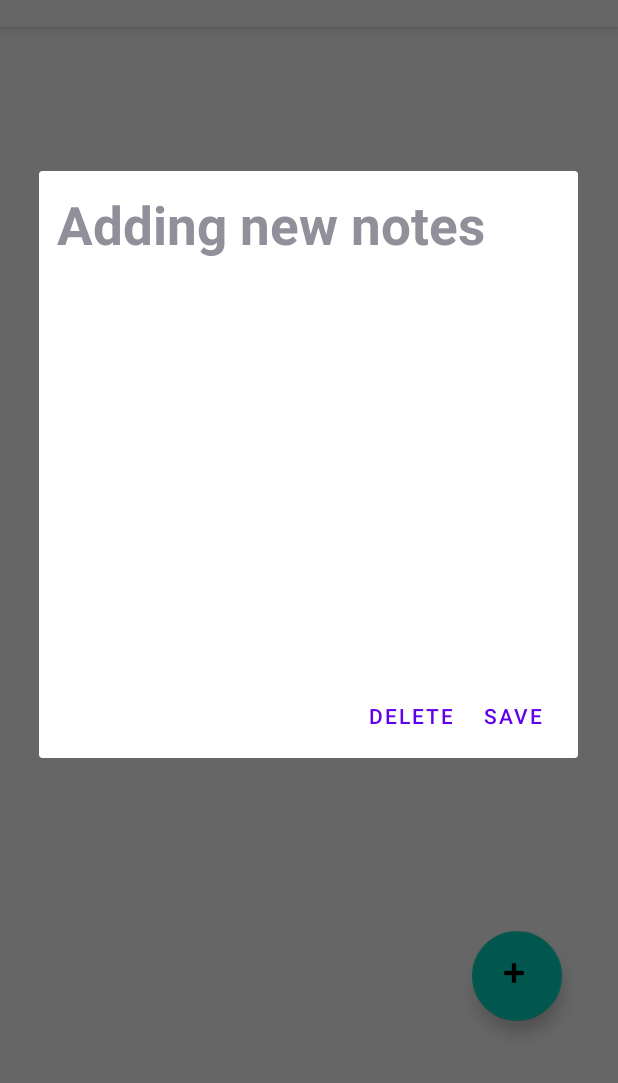
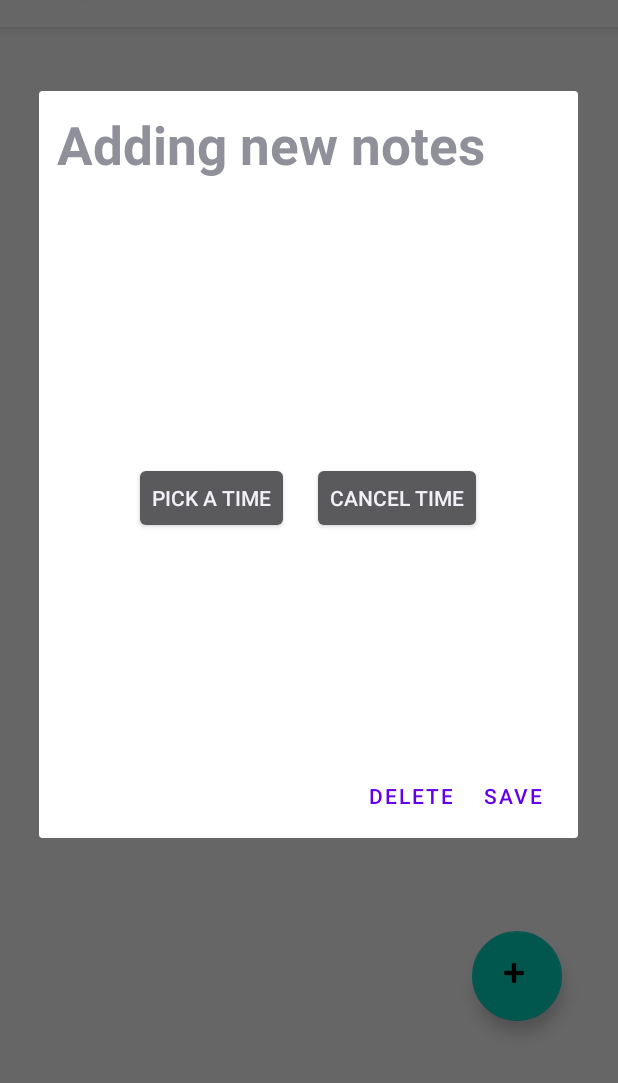
Before and after one commit to shalenMathew/Pen-n-Paper---A-notes-app, an Android app: the screen it shows after launch (HomeActivity), after a tap on an icon or button, on a phone screen of 412 x 824 dp, the part 153-1236 px from its top. Run offline under Robolectric (Android 15) with nearby library versions, the phone set to English and light mode, and no system bars; our stand-ins replace Room's generated code.

Commit message:
updated commit

```diff
--- a/app/src/main/AndroidManifest.xml
+++ b/app/src/main/AndroidManifest.xml
@@ -2,6 +2,8 @@
 <manifest xmlns:android="http://schemas.android.com/apk/res/android"
     xmlns:tools="http://schemas.android.com/tools">
 
+    <uses-permission android:name="android.permission.POST_NOTIFICATIONS" />
+    <uses-permission android:name="android.permission.SCHEDULE_EXACT_ALARM" />
     <application
         android:allowBackup="true"
         android:dataExtractionRules="@xml/data_extraction_rules"
@@ -32,6 +34,7 @@
                 android:name="android.app.lib_name"
                 android:value="" />
         </activity>
+        <receiver android:name=".BroadcastReceiver"/>
     </application>
 
 </manifest>
--- a/app/src/main/java/com/example/pennpaper/HomeActivity.java
+++ b/app/src/main/java/com/example/pennpaper/HomeActivity.java
@@ -2,40 +2,55 @@ package com.example.pennpaper;
 
 import androidx.appcompat.app.AlertDialog;
 import androidx.appcompat.app.AppCompatActivity;
+import androidx.fragment.app.DialogFragment;
 import androidx.recyclerview.widget.LinearLayoutManager;
 import androidx.recyclerview.widget.RecyclerView;
 import androidx.room.Room;
 
 import android.annotation.SuppressLint;
+import android.app.AlarmManager;
+import android.app.PendingIntent;
+import android.app.TimePickerDialog;
 import android.content.Context;
 import android.content.DialogInterface;
+import android.content.Intent;
 import android.os.Bundle;
 import android.os.Handler;
 import android.os.Looper;
-import android.provider.ContactsContract;
 import android.text.TextUtils;
 import android.view.LayoutInflater;
 import android.view.View;
+import android.widget.Button;
 import android.widget.EditText;
 import android.widget.TextView;
 import android.widget.Toast;
 
+import com.example.pennpaper.Alarm.BroadcastReceiver;
+import com.example.pennpaper.Alarm.TimePicker;
 import com.example.pennpaper.adapter.RecycleAdapter;
 import com.example.pennpaper.db.DataBase;
 
 import com.example.pennpaper.entity.DataDetails;
 import com.google.android.material.floatingactionbutton.FloatingActionButton;
 
+import java.text.DateFormat;
 import java.util.ArrayList;
+import java.util.Calendar;
 import java.util.concurrent.ExecutorService;
 import java.util.concurrent.Executors;
 
-public class HomeActivity extends AppCompatActivity {
+public class HomeActivity extends AppCompatActivity implements TimePickerDialog.OnTimeSetListener {
 
 private RecyclerView recyclerView;
 private RecycleAdapter recycleAdapter;
 private ArrayList<DataDetails> dataDetailsArrayList = new ArrayList<>();
 private DataBase dataBase;
+
+private  static final int REQUEST_CODE = 1;
+
+
+    TextView timeTitle ;
+
 
 
 
@@ -49,8 +64,31 @@ private DataBase dataBase;
         // recycle view
         recyclerView = findViewById(R.id.recycler_view_contacts);
 
+
+//        cancelATime =  findViewById(R.id.cancelTime);
+
+
+//        pickATime.setOnClickListener(new View.OnClickListener() {
+//            @Override
+//            public void onClick(View v) {
+//                DialogFragment timePicker = new TimePicker();
+//                timePicker.show(getSupportFragmentManager(),"time picker");
+//            }
+//        });
+
+
+//        cancelATime.setOnClickListener(new View.OnClickListener() {
+//            @Override
+//            public void onClick(View v) {
+//                cancelTime();
+//            }
+//        });
+
         // database
-      dataBase = Room.databaseBuilder(getApplicationContext(),DataBase.class,"dataDB").allowMainThreadQueries().build();
+      dataBase = Room.databaseBuilder(getApplicationContext(),DataBase.class,"dataDB")
+              .allowMainThreadQueries()
+              .fallbackToDestructiveMigration()  // we have to increase the version and add this code whenever we make changes in database
+              .build();
 
         // showing all data
      DisplayAllDataInBackground();
@@ -59,6 +97,9 @@ private DataBase dataBase;
         recycleAdapter = new RecycleAdapter(this,dataDetailsArrayList,HomeActivity.this);
         recyclerView.setLayoutManager(new LinearLayoutManager(getApplicationContext()));
         recyclerView.setAdapter(recycleAdapter);
+
+
+
 
         FloatingActionButton fab;
         fab = (FloatingActionButton) findViewById(R.id.floatingActionButton);
@@ -70,13 +111,26 @@ private DataBase dataBase;
         });
     }
 
+//public void btn1Listner(View view){
+//
+//
+//
+//if(view.getId() == view.getId(R.id.pickTime)) {
+//    DialogFragment timePicker = new TimePicker();
+//    timePicker.show(getSupportFragmentManager(), "time picker");
+//}else  if (view.getId() == R.id.cancelTime){
+//    cancelTime();
+//}
+//
+//}
+
     private void DisplayAllDataInBackground() {
         ExecutorService executorService = Executors.newSingleThreadExecutor();
         Handler handler = new Handler(Looper.getMainLooper());
 
      dataDetailsArrayList.addAll(dataBase.getDataDao().getAllData());
 
-     // now notifying new data which was added
+//      now notifying new data which was added
         handler.post(new Runnable() {
             @Override
             public void run() {
@@ -102,6 +156,28 @@ private DataBase dataBase;
         EditText tagTitle = view.findViewById(R.id.addTag);
         EditText dateTitle = view.findViewById(R.id.addDate);
         EditText descriptionTitle = view.findViewById(R.id.addDescription);
+        timeTitle = view.findViewById(R.id.addTime);
+        Button pickATime = view.findViewById(R.id.pickTime);
+        Button cancelTime = view.findViewById(R.id.cancelTime);
+
+        pickATime.setOnClickListener(new View.OnClickListener() {
+            @Override
+            public void onClick(View v) {
+           DialogFragment timePicker = new TimePicker();
+           timePicker.show(getSupportFragmentManager(),"time picker");
+
+            }
+        });
+
+
+
+cancelTime.setOnClickListener(new View.OnClickListener() {
+    @Override
+    public void onClick(View v) {
+     cancelTime();
+    }
+});
+
 
 if(!isUpdated){
 heading.setText("Adding new notes");
@@ -113,6 +189,7 @@ if(isUpdated && dataDetails != null){
     tagTitle.setText(dataDetails.getTitle());
     descriptionTitle.setText(dataDetails.getDescription());
     dateTitle.setText(dataDetails.getDate());
+    timeTitle.setText(dataDetails.getTime());
 }
 
 // adding dailog buttons
@@ -151,18 +228,18 @@ alertDialogBuilder.setCancelable(true).setPositiveButton(isUpdated ? "UPDATE" :
 
            // function when update is clicked
            if(isUpdated && dataDetails != null){
-               UpdateData(tagTitle.getText().toString(),descriptionTitle.getText().toString(),dateTitle.getText().toString(),position);
+               UpdateData(tagTitle.getText().toString(),descriptionTitle.getText().toString(),dateTitle.getText().toString(),position,timeTitle.getText().toString());
                // sending data gotten from user
            }else{
                // if save button is clicked
-             CreateData(tagTitle.getText().toString(),descriptionTitle.getText().toString(),dateTitle.getText().toString());
+             CreateData(tagTitle.getText().toString(),descriptionTitle.getText().toString(),dateTitle.getText().toString(),timeTitle.getText().toString());
            }
        }
    });
 
     }
 
-    private void CreateData(String tagTitle, String descriptionTitle,String dateTitle) {
+    private void CreateData(String tagTitle, String descriptionTitle,String dateTitle,String timeTitle) {
 
 //        long id = db.insertData(tagTitle, descriptionTitle,dateTitle);
 //        DataDetails dataDetails = db.getDataDetails(id);
@@ -172,32 +249,30 @@ alertDialogBuilder.setCancelable(true).setPositiveButton(isUpdated ? "UPDATE" :
 //    recycleAdapter.notifyDataSetChanged();
 //}
 
-        long id = dataBase.getDataDao().addData(new DataDetails(tagTitle,descriptionTitle,dateTitle,0));
+        long id = dataBase.getDataDao().addData(new DataDetails(tagTitle,descriptionTitle,dateTitle,0,timeTitle));
         DataDetails dataDetails = dataBase.getDataDao().getData(id);
 
         if(dataDetails!=null){
+
             dataDetailsArrayList.add(0,dataDetails);
             recycleAdapter.notifyDataSetChanged();
+
         }
-
-
-
     }
 
 
-    private void UpdateData(String tagTitle, String descriptionTitle,String dateTitle,int position) {
+    private void UpdateData(String tagTitle, String descriptionTitle,String dateTitle,int position,String timeTitle) {
 
 DataDetails dataDetails = dataDetailsArrayList.get(position);  // --> getting the position where data should be updated from the adapter
         dataDetails.setTitle(tagTitle);
         dataDetails.setDescription(descriptionTitle);
         dataDetails.setDate(dateTitle);
+        dataDetails.setTime(timeTitle);
 
         dataBase.getDataDao().updateData(dataDetails);
 
         dataDetailsArrayList.set(position,dataDetails);
         recycleAdapter.notifyDataSetChanged();
-
-
     }
 
 
@@ -208,4 +283,50 @@ DataDetails dataDetails = dataDetailsArrayList.get(position);  // --> getting th
            recycleAdapter.notifyDataSetChanged();
 
     }
+
+    @Override
+    public void onTimeSet(android.widget.TimePicker view, int hourOfDay, int minute) {
+
+// setting time
+
+        Calendar c = Calendar.getInstance();
+        c.set(Calendar.HOUR_OF_DAY,hourOfDay);
+        c.set(Calendar.MINUTE,minute);
+        c.set(Calendar.SECOND,0);
+
+        updateText(c);
+       startAlarm(c);
+    }
+
+    private void startAlarm(Calendar c) {
+        AlarmManager alarmManager = (AlarmManager) getSystemService(Context.ALARM_SERVICE);
+        Intent intent = new Intent(HomeActivity.this, BroadcastReceiver.class);
+        PendingIntent pi = PendingIntent.getBroadcast(getApplicationContext(),REQUEST_CODE,intent,PendingIntent.FLAG_UPDATE_CURRENT);
+
+   if (c.before(Calendar.getInstance())){
+            c.add(Calendar.DATE,1);
+        }
+
+alarmManager.setExact(AlarmManager.RTC_WAKEUP,c.getTimeInMillis(),pi);
+
+
+    }
+
+    private void updateText(Calendar c) {
+String timeText = " Alarm set for : " ;
+       timeText += DateFormat.getTimeInstance(DateFormat.SHORT).format(c.getTime());
+       timeTitle.setText(timeText);
+    }
+
+    private void cancelTime() {
+
+        AlarmManager alarmManager = (AlarmManager) getSystemService(Context.ALARM_SERVICE);
+        Intent intent = new Intent(HomeActivity.this, BroadcastReceiver.class);
+        PendingIntent pi =PendingIntent.getBroadcast(this,REQUEST_CODE,intent,PendingIntent.FLAG_UPDATE_CURRENT);
+        alarmManager.cancel(pi);
+        Toast.makeText(this, "Time has been cancelled", Toast.LENGTH_SHORT).show();
+        timeTitle.setText("Pick a time to get notified");
+
+
+    }
 }
--- a/app/src/main/java/com/example/pennpaper/MainActivity.java
+++ b/app/src/main/java/com/example/pennpaper/MainActivity.java
@@ -15,6 +15,7 @@ import android.widget.VideoView;
 
 public class MainActivity extends AppCompatActivity {
 
+    // hide the tool bar in theme
 
     SurfaceView surfaceView;
     MediaPlayer mediaPlayer;
@@ -59,7 +60,7 @@ public class MainActivity extends AppCompatActivity {
            Intent i = new Intent(MainActivity.this,HomeActivity.class);
            startActivity(i);
            finish();
-           mediaPlayer.pause();
+           mediaPlayer.stop();
 
 
        }
--- a/app/src/main/java/com/example/pennpaper/db/DataBase.java
+++ b/app/src/main/java/com/example/pennpaper/db/DataBase.java
@@ -6,7 +6,7 @@ import androidx.room.RoomDatabase;
 
 import com.example.pennpaper.entity.DataDetails;
 
-@Database( entities = DataDetails.class,version = 1)
+@Database( entities = DataDetails.class,version = 2)
 public abstract class DataBase extends RoomDatabase {
 
     // linking DAO with database
--- a/app/src/main/res/layout/activity_home.xml
+++ b/app/src/main/res/layout/activity_home.xml
@@ -11,14 +11,13 @@
         android:id="@+id/appBarLayout"
         android:layout_width="match_parent"
         android:layout_height="wrap_content"
+        android:elevation="0dp"
         app:layout_constraintBottom_toBottomOf="parent"
         app:layout_constraintEnd_toEndOf="parent"
         app:layout_constraintHorizontal_bias="0.0"
         app:layout_constraintStart_toStartOf="parent"
         app:layout_constraintTop_toTopOf="parent"
-        app:layout_constraintVertical_bias="0.0"
-        android:elevation="0dp"
-        >
+        app:layout_constraintVertical_bias="0.0">
 
 
         <androidx.appcompat.widget.Toolbar
@@ -26,29 +25,27 @@
             android:layout_width="match_parent"
             android:layout_height="wrap_content"
             android:background="@color/white"
+            android:elevation="0dp"
             android:minHeight="?attr/actionBarSize"
-            android:theme="?attr/actionBarTheme"
-            android:elevation="0dp">
+            android:theme="?attr/actionBarTheme">
 
             <LinearLayout
                 android:layout_width="match_parent"
                 android:layout_height="wrap_content"
-            android:orientation="horizontal"
-            >
+                android:orientation="horizontal">
 
                 <ImageView
                     android:layout_width="120dp"
                     android:layout_height="120dp"
-    android:src="@drawable/pennpaper"
-    />
+                    android:src="@drawable/pennpaper" />
 
                 <TextView
                     android:layout_width="match_parent"
                     android:layout_height="wrap_content"
+                    android:layout_gravity="center"
                     android:text="Pen N Paper"
+                    android:textColor="@color/black"
                     android:textSize="30dp"
-                android:textColor="@color/black"
-                android:layout_gravity="center"
 
                     />
 
--- a/app/src/main/res/layout/adding_notes_card.xml
+++ b/app/src/main/res/layout/adding_notes_card.xml
@@ -38,6 +38,42 @@
         android:inputType="textCapSentences"
         android:textSize="25sp" />
 
+    <TextView
+        android:id="@+id/addTime"
+        android:layout_width="match_parent"
+        android:layout_height="wrap_content"
+        android:layout_margin="12dp"
+        android:background="@android:color/transparent"
+        android:gravity="top"
+        android:hint="Add time to get notifified"
+        android:inputType="textCapSentences"
+        android:textSize="25sp" />
+
+    <RelativeLayout
+        android:layout_width="match_parent"
+        android:layout_height="wrap_content"
+android:gravity="center"
+        >
+
+        <Button
+            android:id="@+id/pickTime"
+            android:layout_width="wrap_content"
+            android:layout_height="wrap_content"
+
+            android:text="Pick a time" />
+
+        <Button
+            android:id="@+id/cancelTime"
+            android:layout_width="wrap_content"
+            android:layout_height="wrap_content"
+            android:layout_marginLeft="15dp"
+            android:layout_toEndOf="@+id/pickTime"
+
+
+            android:text="cancel time" />
+
+    </RelativeLayout>
+
     <EditText
         android:id="@+id/addDescription"
         android:layout_width="match_parent"
--- a/app/src/main/res/layout/custom_recycle_layout.xml
+++ b/app/src/main/res/layout/custom_recycle_layout.xml
@@ -51,6 +51,7 @@
                 android:layout_below="@+id/titleRV"
                 />
 
+
 </RelativeLayout>
 
         </androidx.cardview.widget.CardView>
--- a/build.gradle
+++ b/build.gradle
@@ -1,5 +1,5 @@
 // Top-level build file where you can add configuration options common to all sub-projects/modules.
 plugins {
-    id 'com.android.application' version '7.3.1' apply false
-    id 'com.android.library' version '7.3.1' apply false
+    id 'com.android.application' version '8.1.0' apply false
+    id 'com.android.library' version '8.1.0' apply false
 }
--- a/gradle.properties
+++ b/gradle.properties
@@ -19,3 +19,5 @@ android.useAndroidX=true
 # resources declared in the library itself and none from the library's dependencies,
 # thereby reducing the size of the R class for that library
 android.nonTransitiveRClass=true
+android.defaults.buildfeatures.buildconfig=true
+android.nonFinalResIds=false
```
Also changed, not shown: app/src/main/java/com/example/pennpaper/Alarm/TimePicker.java (added, +26 -0 lines), app/src/main/java/com/example/pennpaper/adapter/RecycleAdapter.java (+8 -1 lines), app/src/main/java/com/example/pennpaper/entity/DataDetails.java (+16 -1 lines), gradle/wrapper/gradle-wrapper.properties. Lines whose indentation alone changed are shown as unchanged.
